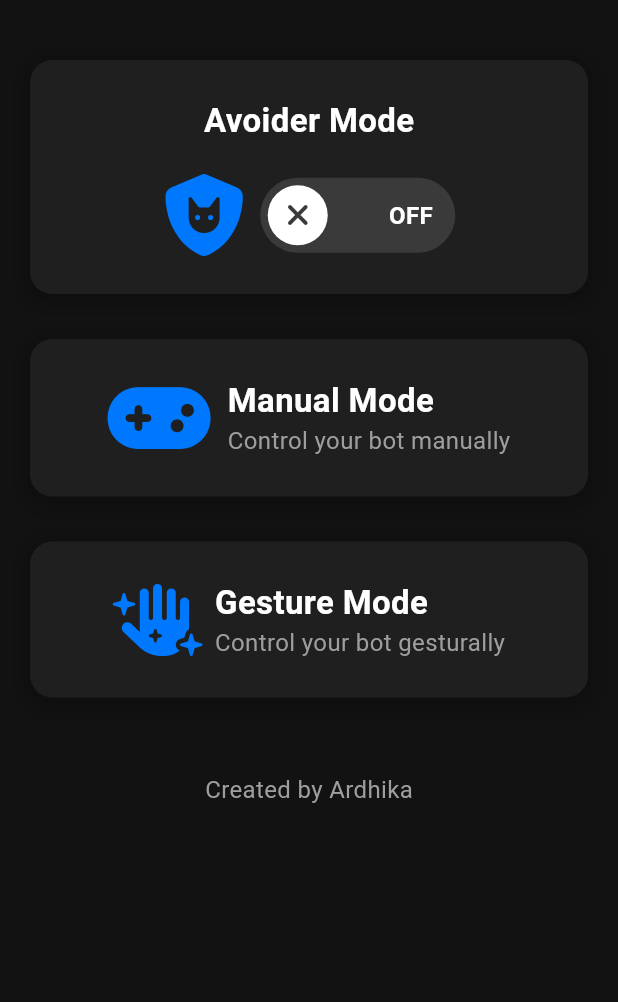
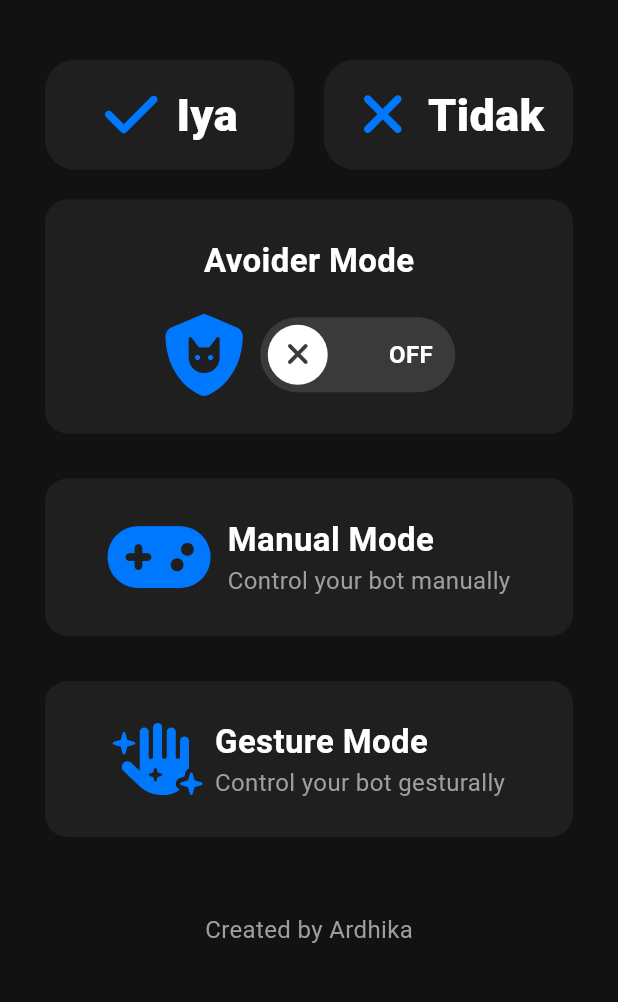
Before and after one commit to ardhikaxx/mobile_app_smartbot, a Flutter app: the screen it shows after launch, on a phone screen of 412 x 824 dp, the part 225-1227 px from its top. Run offline on Flutter 3.47's test engine with Material 3 defaults, Android fonts, the phone set to English and light mode, and no system bars; drawn by our look-alikes of lite_rolling_switch; our stand-ins replace font_awesome_flutter, get; missing offline and left inert: animated_snack_bar, flutter_joystick.

Commit message:
update- view

```diff
--- a/lib/gesture_mode.dart
+++ b/lib/gesture_mode.dart
@@ -113,7 +113,7 @@ class _GestureModePageState extends State<GestureModePage> {
                 textOnColor: Colors.white,
                 textOff: 'OFF',
                 textOffColor: Colors.white,
-                colorOn: const Color(0xFF3666E6),
+                colorOn: const Color(0xFF0078FD),
                 colorOff: const Color(0xFF252638),
                 iconOn: FontAwesomeIcons.check,
                 iconOff: FontAwesomeIcons.xmark,
@@ -154,7 +154,7 @@ class _GestureModePageState extends State<GestureModePage> {
                                   ? FontAwesomeIcons.arrowLeft
                                   : FontAwesomeIcons.xmark,
                   size: 150,
-                  color: const Color(0xFF3666E6),
+                  color: const Color(0xFF0078FD),
                 ),
               ),
             ),
--- a/lib/home.dart
+++ b/lib/home.dart
@@ -59,21 +59,106 @@ class _HomeState extends State<Home> {
                 ],
               ),
               const SizedBox(height: 40),
-              // Card untuk Mode Avoider
+              Row(
+                mainAxisAlignment: MainAxisAlignment.center,
+                children: [
+                  Expanded(
+                    child: GestureDetector(
+                      onTap: () async {
+                        await smartController
+                            .sendYesCommand(); // Kirim perintah untuk servo vertical
+                        showSnackBar("Servo vertical mengangguk");
+                      },
+                      child: Container(
+                        margin: const EdgeInsets.only(left: 10),
+                        padding: const EdgeInsets.all(15),
+                        decoration: BoxDecoration(
+                          color: const Color(0xFF1F1F1F),
+                          borderRadius: BorderRadius.circular(20),
+                        ),
+                        child: const Column(
+                          children: [
+                            Row(
+                              mainAxisAlignment: MainAxisAlignment.center,
+                              crossAxisAlignment: CrossAxisAlignment.center,
+                              children: [
+                                Center(
+                                  child: Icon(
+                                    FontAwesomeIcons.check,
+                                    color: Color(0xFF0078FD),
+                                    size: 40,
+                                  ),
+                                ),
+                                SizedBox(width: 10),
+                                Text(
+                                  'Iya',
+                                  style: TextStyle(
+                                    fontSize: 30,
+                                    color: Colors.white,
+                                    fontWeight: FontWeight.w900,
+                                  ),
+                                ),
+                              ],
+                            ),
+                          ],
+                        ),
+                      ),
+                    ),
+                  ),
+                  const SizedBox(width: 20),
+                  Expanded(
+                    child: GestureDetector(
+                      onTap: () async {
+                        await smartController
+                            .sendNoCommand(); // Kirim perintah untuk servo horizontal
+                        showSnackBar("Servo horizontal geleng-geleng");
+                      },
+                      child: Container(
+                        margin: const EdgeInsets.only(right: 10),
+                        padding: const EdgeInsets.all(15),
+                        decoration: BoxDecoration(
+                          color: const Color(0xFF1F1F1F),
+                          borderRadius: BorderRadius.circular(20),
+                        ),
+                        child: const Column(
+                          children: [
+                            Row(
+                              mainAxisAlignment: MainAxisAlignment.center,
+                              crossAxisAlignment: CrossAxisAlignment.center,
+                              children: [
+                                Center(
+                                  child: Icon(
+                                    FontAwesomeIcons.xmark,
+                                    color: Color(0xFF0078FD),
+                                    size: 40,
+                                  ),
+                                ),
+                                SizedBox(width: 10),
+                                Text(
+                                  'Tidak',
+                                  style: TextStyle(
+                                    fontSize: 30,
+                                    color: Colors.white,
+                                    fontWeight: FontWeight.w900,
+                                  ),
+                                ),
+                              ],
+                            ),
+                          ],
+                        ),
+                      ),
+                    ),
+                  ),
+                ],
+              ),
+              const SizedBox(height: 20),
               Container(
+                margin: const EdgeInsets.only(left: 10, right: 10),
                 width: double.infinity,
                 padding: const EdgeInsets.all(25),
                 decoration: BoxDecoration(
                   color: const Color(0xFF1F1F1F),
                   borderRadius: BorderRadius.circular(15),
-                  boxShadow: [
-                    BoxShadow(
-                      color: Colors.black.withOpacity(0.2),
-                      spreadRadius: 5,
-                      blurRadius: 10,
-                      offset: const Offset(0, 3),
-                    ),
-                  ],
                 ),
                 child: Column(
                   children: [
@@ -140,19 +225,12 @@ class _HomeState extends State<Home> {
                   Get.to(() => const ManualMode());
                 },
                 child: Container(
+                  margin: const EdgeInsets.only(left: 10, right: 10),
                   width: double.infinity,
                   padding: const EdgeInsets.all(25),
                   decoration: BoxDecoration(
                     color: const Color(0xFF1F1F1F),
                     borderRadius: BorderRadius.circular(15),
-                    boxShadow: [
-                      BoxShadow(
-                        color: Colors.black.withOpacity(0.2),
-                        spreadRadius: 5,
-                        blurRadius: 10,
-                        offset: const Offset(0, 3),
-                      ),
-                    ],
                   ),
                   child: const Row(
                     mainAxisAlignment: MainAxisAlignment.center,
@@ -193,19 +271,12 @@ class _HomeState extends State<Home> {
                   Get.to(() => const GestureModePage());
                 },
                 child: Container(
+                  margin: const EdgeInsets.only(left: 10, right: 10),
                   width: double.infinity,
                   padding: const EdgeInsets.all(25),
                   decoration: BoxDecoration(
                     color: const Color(0xFF1F1F1F),
                     borderRadius: BorderRadius.circular(15),
-                    boxShadow: [
-                      BoxShadow(
-                        color: Colors.black.withOpacity(0.2),
-                        spreadRadius: 5,
-                        blurRadius: 10,
-                        offset: const Offset(0, 3),
-                      ),
-                    ],
                   ),
                   child: const Row(
                     mainAxisAlignment: MainAxisAlignment.center,
--- a/lib/manual_mode.dart
+++ b/lib/manual_mode.dart
@@ -67,7 +67,7 @@ class _ManualModeState extends State<ManualMode> {
               textOnColor: Colors.white,
               textOff: 'OFF',
               textOffColor: Colors.white,
-              colorOn: const Color(0xFF3666E6),
+              colorOn: const Color(0xFF0078FD),
               colorOff: const Color(0xFF252638),
               iconOn: FontAwesomeIcons.check,
               iconOff: FontAwesomeIcons.xmark,
@@ -106,7 +106,7 @@ class _ManualModeState extends State<ManualMode> {
                       drawOuterCircle: false,
                     ),
                     arrowsDecoration: JoystickArrowsDecoration(
-                      color: const Color(0xFF3666E6),
+                      color: const Color(0xFF0078FD),
                     ),
                   ),
                 ),
```
Also changed, not shown: lib/controller/smart_controller.dart (+28 -0 lines), pubspec.yaml (+6 -5 lines).
